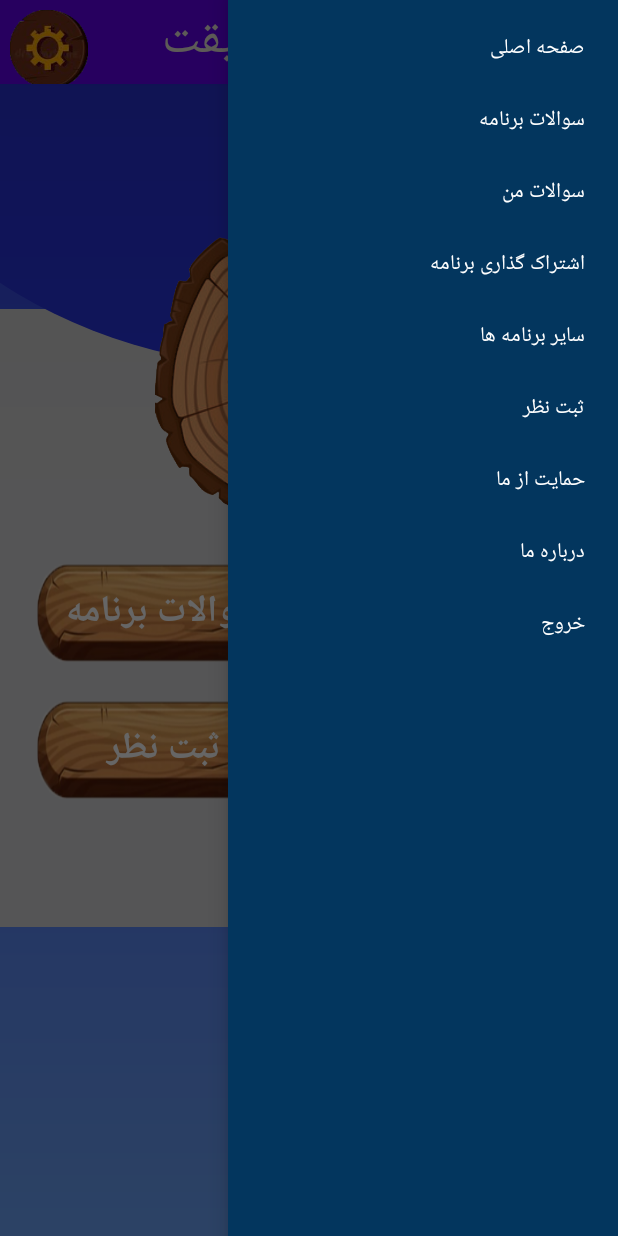
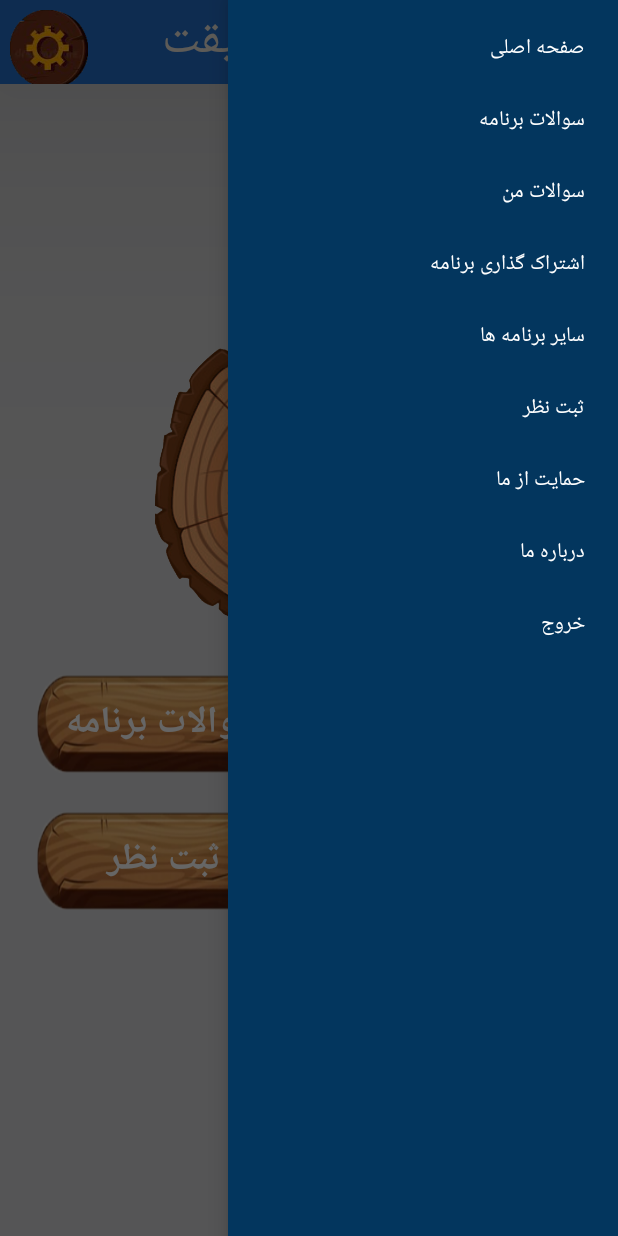
Before and after one commit to Android-sadjad/TruthOrDare, an Android app: the screen it shows after launch (MainActivity), with the side drawer open, on a phone screen of 412 x 824 dp. Run offline under Robolectric (Android 15) with nearby library versions, the phone set to English and light mode, and no system bars; our stand-ins replace sdp/ssp sizes; libraries missing offline, so code that uses them is left out: ir.tapsell.plus; 5 statements that could not run were skipped.

Commit message:
fix a gif for first test

```diff
--- a/app/src/main/java/com/example/truthordare/activity/MainActivity.java
+++ b/app/src/main/java/com/example/truthordare/activity/MainActivity.java
@@ -115,7 +115,7 @@ public class MainActivity extends AppCompatActivity {
 
         drawerLayout = findViewById(R.id.drawer_layout);
         navigationView = findViewById(R.id.navigation_view);
-        viewOval = findViewById(R.id.view_oval);
+//        viewOval = findViewById(R.id.view_oval);
         ivStartGame = findViewById(R.id.tv_show_start_dialog);
     }
 
@@ -142,7 +142,7 @@ public class MainActivity extends AppCompatActivity {
         ivMenu.getLayoutParams().height = screenWidth * 13 / 100;
         ivMenu.getLayoutParams().width = screenWidth * 13 / 100;
 
-        viewOval.getLayoutParams().height = screenHeight * 30 / 100;
+//        viewOval.getLayoutParams().height = screenHeight * 30 / 100;
 
         ivStartGame.getLayoutParams().width = screenWidth * 50 / 100;
         ivStartGame.getLayoutParams().height = screenWidth * 50 / 100;
--- a/app/src/main/res/layout/activity_main.xml
+++ b/app/src/main/res/layout/activity_main.xml
@@ -18,10 +18,17 @@
         android:background="@drawable/bg_main"
         tools:context=".activity.MainActivity">
 
+
         <pl.droidsonroids.gif.GifImageView
             android:layout_width="match_parent"
             android:layout_height="match_parent"
-            android:src="@drawable/giff"
+            app:layout_constraintTop_toTopOf="parent"
+            app:layout_constraintRight_toRightOf="parent"
+            app:layout_constraintLeft_toLeftOf="parent"
+            app:layout_constraintBottom_toBottomOf="parent"
+        android:background="@drawable/gif_water"
+            android:id="@+id/gi_water"
+
 
 
             />
@@ -33,7 +40,7 @@
                 android:layout_width="match_parent"
                 android:layout_height="?actionBarSize"
                 app:layout_constraintTop_toTopOf="parent"
-                android:background="@color/purple_500"
+                android:background="#226ECA"
                 android:id="@+id/cl_toolbar"
                 android:elevation="@dimen/_100sdp"
                 >
@@ -84,13 +91,14 @@
 
 
 
-        <View
-            android:id="@+id/view_oval"
-            android:layout_width="match_parent"
-            android:layout_height="@dimen/_170sdp"
-            android:background="@drawable/bg_oval"
-            android:rotation="180"
-            app:layout_constraintTop_toTopOf="parent" />
+<!--        <View-->
+<!--            android:id="@+id/view_oval"-->
+<!--            android:layout_width="match_parent"-->
+<!--            android:layout_height="@dimen/_170sdp"-->
+<!--            android:background="@drawable/bg_oval"-->
+<!--            -->
+<!--            android:rotation="2"-->
+<!--            app:layout_constraintTop_toTopOf="parent" />-->
 
 
 
@@ -116,6 +124,15 @@
         </FrameLayout>
 
 
+        <androidx.constraintlayout.widget.ConstraintLayout
+            android:layout_width="match_parent"
+            android:layout_height="wrap_content"
+            app:layout_constraintTop_toTopOf="parent"
+            app:layout_constraintBottom_toBottomOf="parent"
+
+            >
+
+
             <ImageView
 
                 android:id="@+id/tv_show_start_dialog"
@@ -123,10 +140,12 @@
                 android:layout_height="@dimen/_150sdp"
                 android:onClick="onClick"
                 android:background="@drawable/tree_wood_btn"
-            app:layout_constraintBottom_toBottomOf="@id/view_oval"
+                app:layout_constraintTop_toTopOf="parent"
                 app:layout_constraintLeft_toLeftOf="parent"
                 app:layout_constraintRight_toRightOf="parent"
-            app:layout_constraintTop_toBottomOf="@id/view_oval" />
+
+
+                />
 
             <TextView
                 android:layout_width="wrap_content"
@@ -186,6 +205,13 @@
 
 
 
+
+        </androidx.constraintlayout.widget.ConstraintLayout>
+
+
+
+
+
         <RelativeLayout
             android:id="@+id/standardBanner"
             android:layout_width="match_parent"
```
Also changed, not shown: 2 other files. Lines whose indentation alone changed are shown as unchanged.
